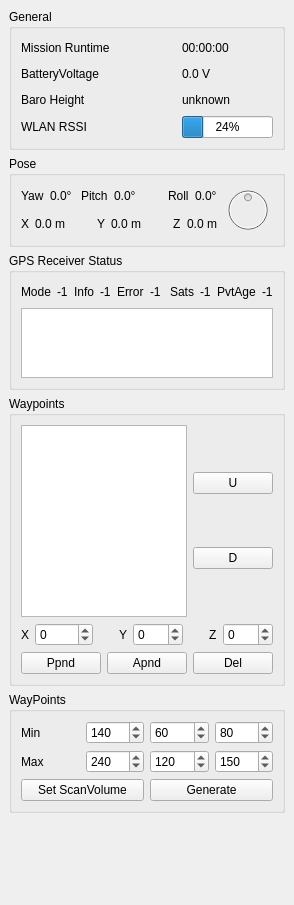
wpfhtl/octocopter, file basestation/controlwidget.ui: the form before one commit.
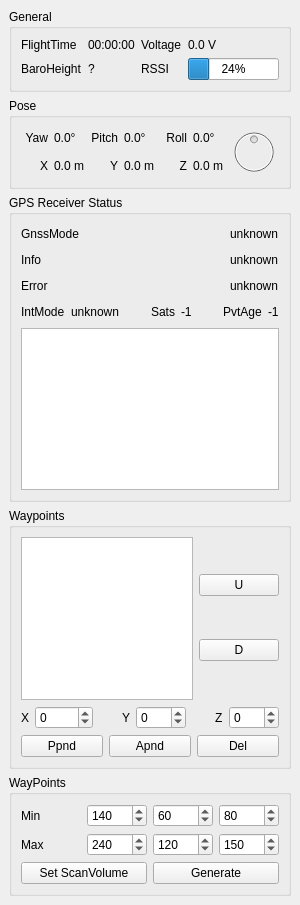
The form after the commit.

Commit message: more status from gps

Patch:
```diff
--- a/basestation/controlwidget.ui
+++ b/basestation/controlwidget.ui
@@ -6,7 +6,7 @@
    <rect>
     <x>0</x>
     <y>0</y>
-    <width>263</width>
+    <width>258</width>
     <height>905</height>
    </rect>
   </property>
@@ -14,7 +14,7 @@
    <string>Status</string>
   </property>
   <widget class="QWidget" name="dockWidgetContents">
-   <layout class="QVBoxLayout" name="verticalLayout_7">
+   <layout class="QVBoxLayout" name="verticalLayout">
     <item>
      <widget class="QGroupBox" name="groupBox_5">
       <property name="title">
@@ -24,106 +24,60 @@
        <item row="0" column="0">
         <widget class="QLabel" name="label_12">
          <property name="text">
-          <string>Mission Runtime</string>
+          <string>FlightTime</string>
          </property>
         </widget>
        </item>
        <item row="0" column="1">
-        <spacer name="horizontalSpacer">
-         <property name="orientation">
-          <enum>Qt::Horizontal</enum>
-         </property>
-         <property name="sizeHint" stdset="0">
-          <size>
-           <width>60</width>
-           <height>20</height>
-          </size>
-         </property>
-        </spacer>
-       </item>
-       <item row="0" column="2">
         <widget class="QLabel" name="mLabelMissionRunTime">
          <property name="text">
           <string>00:00:00</string>
          </property>
         </widget>
        </item>
-       <item row="1" column="0">
+       <item row="0" column="2">
         <widget class="QLabel" name="label">
          <property name="text">
-          <string>BatteryVoltage</string>
+          <string>Voltage</string>
          </property>
         </widget>
        </item>
-       <item row="1" column="1">
-        <spacer name="horizontalSpacer_4">
-         <property name="orientation">
-          <enum>Qt::Horizontal</enum>
-         </property>
-         <property name="sizeHint" stdset="0">
-          <size>
-           <width>60</width>
-           <height>20</height>
-          </size>
-         </property>
-        </spacer>
-       </item>
-       <item row="1" column="2">
+       <item row="0" column="3">
         <widget class="QLabel" name="mLabelBatteryVoltage">
          <property name="text">
           <string>0.0 V</string>
          </property>
         </widget>
        </item>
-       <item row="2" column="0">
+       <item row="1" column="0">
         <widget class="QLabel" name="label_5">
          <property name="text">
-          <string>Baro Height</string>
+          <string>BaroHeight</string>
          </property>
         </widget>
        </item>
-       <item row="2" column="1">
-        <spacer name="horizontalSpacer_9">
-         <property name="orientation">
-          <enum>Qt::Horizontal</enum>
-         </property>
-         <property name="sizeHint" stdset="0">
-          <size>
-           <width>60</width>
-           <height>20</height>
-          </size>
-         </property>
-        </spacer>
-       </item>
-       <item row="2" column="2">
+       <item row="1" column="1">
         <widget class="QLabel" name="mLabelBarometricHeight">
          <property name="text">
-          <string>unknown</string>
+          <string>?</string>
          </property>
         </widget>
        </item>
-       <item row="3" column="0">
+       <item row="1" column="2">
         <widget class="QLabel" name="label_3">
          <property name="text">
-          <string>WLAN RSSI</string>
+          <string>RSSI</string>
          </property>
         </widget>
        </item>
-       <item row="3" column="1">
-        <spacer name="horizontalSpacer_10">
-         <property name="orientation">
-          <enum>Qt::Horizontal</enum>
-         </property>
-         <property name="sizeHint" stdset="0">
-          <size>
-           <width>60</width>
-           <height>20</height>
-          </size>
-         </property>
-        </spacer>
-       </item>
-       <item row="3" column="2">
+       <item row="1" column="3">
         <widget class="QProgressBar" name="mBarWirelessRssi">
+         <property name="sizePolicy">
+          <sizepolicy hsizetype="Preferred" vsizetype="Fixed">
+           <horstretch>0</horstretch>
+           <verstretch>0</verstretch>
+          </sizepolicy>
+         </property>
          <property name="value">
           <number>24</number>
          </property>
@@ -137,147 +91,105 @@
       <property name="title">
        <string>Pose</string>
       </property>
-      <layout class="QVBoxLayout" name="verticalLayout">
-       <item>
-        <layout class="QHBoxLayout" name="horizontalLayout_3">
-         <item>
-          <layout class="QVBoxLayout" name="verticalLayout_6">
-           <item>
             <layout class="QHBoxLayout" name="horizontalLayout">
              <item>
+        <layout class="QGridLayout" name="gridLayout_2">
+         <item row="0" column="0">
               <widget class="QLabel" name="label_7">
                <property name="text">
                 <string>Yaw</string>
                </property>
-              </widget>
-             </item>
-             <item>
+           <property name="alignment">
+            <set>Qt::AlignRight|Qt::AlignTrailing|Qt::AlignVCenter</set>
+           </property>
+          </widget>
+         </item>
+         <item row="0" column="1">
               <widget class="QLabel" name="mLabelYaw">
                <property name="text">
                 <string>0.0°</string>
                </property>
               </widget>
              </item>
-             <item>
-              <spacer name="horizontalSpacer_2">
-               <property name="orientation">
-                <enum>Qt::Horizontal</enum>
-               </property>
-               <property name="sizeHint" stdset="0">
-                <size>
-                 <width>18</width>
-                 <height>20</height>
-                </size>
-               </property>
-              </spacer>
-             </item>
-             <item>
+         <item row="0" column="2">
               <widget class="QLabel" name="label_8">
                <property name="text">
                 <string>Pitch</string>
                </property>
-              </widget>
-             </item>
-             <item>
+           <property name="alignment">
+            <set>Qt::AlignRight|Qt::AlignTrailing|Qt::AlignVCenter</set>
+           </property>
+          </widget>
+         </item>
+         <item row="0" column="3">
               <widget class="QLabel" name="mLabelPitch">
                <property name="text">
                 <string>0.0°</string>
                </property>
               </widget>
              </item>
-             <item>
-              <spacer name="horizontalSpacer_3">
-               <property name="orientation">
-                <enum>Qt::Horizontal</enum>
-               </property>
-               <property name="sizeHint" stdset="0">
-                <size>
-                 <width>40</width>
-                 <height>20</height>
-                </size>
-               </property>
-              </spacer>
-             </item>
-             <item>
+         <item row="0" column="4">
               <widget class="QLabel" name="label_10">
                <property name="text">
                 <string>Roll</string>
                </property>
-              </widget>
-             </item>
-             <item>
+           <property name="alignment">
+            <set>Qt::AlignRight|Qt::AlignTrailing|Qt::AlignVCenter</set>
+           </property>
+          </widget>
+         </item>
+         <item row="0" column="5">
               <widget class="QLabel" name="mLabelRoll">
                <property name="text">
                 <string>0.0°</string>
                </property>
               </widget>
              </item>
-            </layout>
-           </item>
-           <item>
-            <layout class="QHBoxLayout" name="horizontalLayout_2">
-             <item>
+         <item row="1" column="0">
               <widget class="QLabel" name="label_2">
                <property name="text">
                 <string>X</string>
                </property>
-              </widget>
-             </item>
-             <item>
+           <property name="alignment">
+            <set>Qt::AlignRight|Qt::AlignTrailing|Qt::AlignVCenter</set>
+           </property>
+          </widget>
+         </item>
+         <item row="1" column="1">
               <widget class="QLabel" name="mLabelPoseOgreX">
                <property name="text">
                 <string>0.0 m</string>
                </property>
               </widget>
              </item>
-             <item>
-              <spacer name="horizontalSpacer_5">
-               <property name="orientation">
-                <enum>Qt::Horizontal</enum>
-               </property>
-               <property name="sizeHint" stdset="0">
-                <size>
-                 <width>40</width>
-                 <height>20</height>
-                </size>
-               </property>
-              </spacer>
-             </item>
-             <item>
+         <item row="1" column="2">
               <widget class="QLabel" name="label_4">
                <property name="text">
                 <string>Y</string>
                </property>
-              </widget>
-             </item>
-             <item>
+           <property name="alignment">
+            <set>Qt::AlignRight|Qt::AlignTrailing|Qt::AlignVCenter</set>
+           </property>
+          </widget>
+         </item>
+         <item row="1" column="3">
               <widget class="QLabel" name="mLabelPoseOgreY">
                <property name="text">
                 <string>0.0 m</string>
                </property>
               </widget>
              </item>
-             <item>
-              <spacer name="horizontalSpacer_6">
-               <property name="orientation">
-                <enum>Qt::Horizontal</enum>
-               </property>
-               <property name="sizeHint" stdset="0">
-                <size>
-                 <width>40</width>
-                 <height>20</height>
-                </size>
-               </property>
-              </spacer>
-             </item>
-             <item>
+         <item row="1" column="4">
               <widget class="QLabel" name="label_19">
                <property name="text">
                 <string>Z</string>
                </property>
-              </widget>
-             </item>
-             <item>
+           <property name="alignment">
+            <set>Qt::AlignRight|Qt::AlignTrailing|Qt::AlignVCenter</set>
+           </property>
+          </widget>
+         </item>
+         <item row="1" column="5">
               <widget class="QLabel" name="mLabelPoseOgreZ">
                <property name="text">
                 <string>0.0 m</string>
@@ -286,8 +198,6 @@
              </item>
             </layout>
            </item>
-          </layout>
-         </item>
          <item>
           <widget class="QDial" name="mCompass">
            <property name="enabled">
@@ -347,8 +257,6 @@
           </widget>
          </item>
         </layout>
-       </item>
-      </layout>
      </widget>
     </item>
     <item>
@@ -358,34 +266,38 @@
       </property>
       <layout class="QVBoxLayout" name="verticalLayout_5">
        <item>
-        <layout class="QHBoxLayout" name="horizontalLayout_10">
+        <layout class="QHBoxLayout" name="horizontalLayout_13">
          <item>
-          <widget class="QLabel" name="mLabelGpsStatus">
+          <widget class="QLabel" name="label_20">
            <property name="text">
-            <string>Mode</string>
+            <string>GnssMode</string>
            </property>
           </widget>
          </item>
          <item>
-          <widget class="QLabel" name="mLabelGpsMode">
-           <property name="text">
-            <string>-1</string>
-           </property>
-          </widget>
-         </item>
-         <item>
-          <spacer name="horizontalSpacer_11">
+          <spacer name="horizontalSpacer_9">
            <property name="orientation">
             <enum>Qt::Horizontal</enum>
            </property>
            <property name="sizeHint" stdset="0">
             <size>
-             <width>13</width>
+             <width>40</width>
              <height>20</height>
             </size>
            </property>
           </spacer>
          </item>
+         <item>
+          <widget class="QLabel" name="mLabelGpsGnssMode">
+           <property name="text">
+            <string>unknown</string>
+           </property>
+          </widget>
+         </item>
+        </layout>
+       </item>
+       <item>
+        <layout class="QHBoxLayout" name="horizontalLayout_12">
          <item>
           <widget class="QLabel" name="label_9">
            <property name="text">
@@ -393,26 +305,30 @@
            </property>
           </widget>
          </item>
+         <item>
+          <spacer name="horizontalSpacer_10">
+           <property name="orientation">
+            <enum>Qt::Horizontal</enum>
+           </property>
+           <property name="sizeHint" stdset="0">
+            <size>
+             <width>40</width>
+             <height>20</height>
+            </size>
+           </property>
+          </spacer>
+         </item>
          <item>
           <widget class="QLabel" name="mLabelGpsInfo">
            <property name="text">
-            <string>-1</string>
+            <string>unknown</string>
            </property>
           </widget>
          </item>
+        </layout>
+       </item>
          <item>
-          <spacer name="horizontalSpacer_12">
-           <property name="orientation">
-            <enum>Qt::Horizontal</enum>
-           </property>
-           <property name="sizeHint" stdset="0">
-            <size>
-             <width>13</width>
-             <height>20</height>
-            </size>
-           </property>
-          </spacer>
-         </item>
+        <layout class="QHBoxLayout" name="horizontalLayout_11">
          <item>
           <widget class="QLabel" name="label_6">
            <property name="text">
@@ -420,21 +336,52 @@
            </property>
           </widget>
          </item>
+         <item>
+          <spacer name="horizontalSpacer_11">
+           <property name="orientation">
+            <enum>Qt::Horizontal</enum>
+           </property>
+           <property name="sizeHint" stdset="0">
+            <size>
+             <width>40</width>
+             <height>20</height>
+            </size>
+           </property>
+          </spacer>
+         </item>
          <item>
           <widget class="QLabel" name="mLabelGpsError">
            <property name="text">
-            <string>-1</string>
+            <string>unknown</string>
            </property>
           </widget>
          </item>
+        </layout>
+       </item>
          <item>
-          <spacer name="horizontalSpacer_14">
+        <layout class="QHBoxLayout" name="horizontalLayout_10">
+         <item>
+          <widget class="QLabel" name="mLabelGpsStatus">
+           <property name="text">
+            <string>IntMode</string>
+           </property>
+          </widget>
+         </item>
+         <item>
+          <widget class="QLabel" name="mLabelGpsIntegrationMode">
+           <property name="text">
+            <string>unknown</string>
+           </property>
+          </widget>
+         </item>
+         <item>
+          <spacer name="horizontalSpacer_4">
            <property name="orientation">
             <enum>Qt::Horizontal</enum>
            </property>
            <property name="sizeHint" stdset="0">
             <size>
-             <width>17</width>
+             <width>13</width>
              <height>20</height>
             </size>
            </property>
@@ -455,7 +402,7 @@
           </widget>
          </item>
          <item>
-          <spacer name="horizontalSpacer_13">
+          <spacer name="horizontalSpacer">
            <property name="orientation">
             <enum>Qt::Horizontal</enum>
            </property>
@@ -501,6 +448,12 @@
     </item>
     <item>
      <widget class="QGroupBox" name="mGroupBoxWayPoints">
+      <property name="sizePolicy">
+       <sizepolicy hsizetype="Preferred" vsizetype="Expanding">
+        <horstretch>0</horstretch>
+        <verstretch>0</verstretch>
+       </sizepolicy>
+      </property>
       <property name="title">
        <string>Waypoints</string>
       </property>
@@ -510,7 +463,7 @@
          <item>
           <widget class="QTableWidget" name="mWayPointTable">
            <property name="sizePolicy">
-            <sizepolicy hsizetype="Expanding" vsizetype="MinimumExpanding">
+            <sizepolicy hsizetype="Expanding" vsizetype="Expanding">
              <horstretch>0</horstretch>
              <verstretch>0</verstretch>
             </sizepolicy>
@@ -902,19 +855,6 @@
       </layout>
      </widget>
     </item>
-    <item>
-     <spacer name="verticalSpacer">
-      <property name="orientation">
-       <enum>Qt::Vertical</enum>
-      </property>
-      <property name="sizeHint" stdset="0">
-       <size>
-        <width>20</width>
-        <height>339</height>
-       </size>
-      </property>
-     </spacer>
-    </item>
    </layout>
   </widget>
  </widget>
```
Lines whose indentation alone changed are shown as unchanged. The commit also changes 11 other files.
